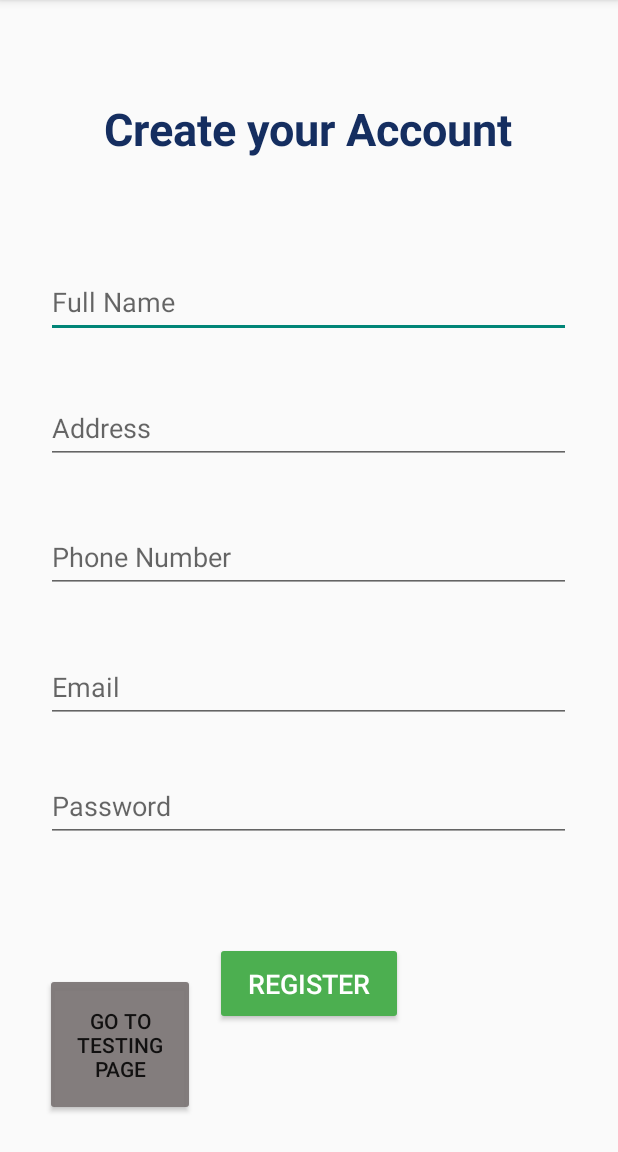
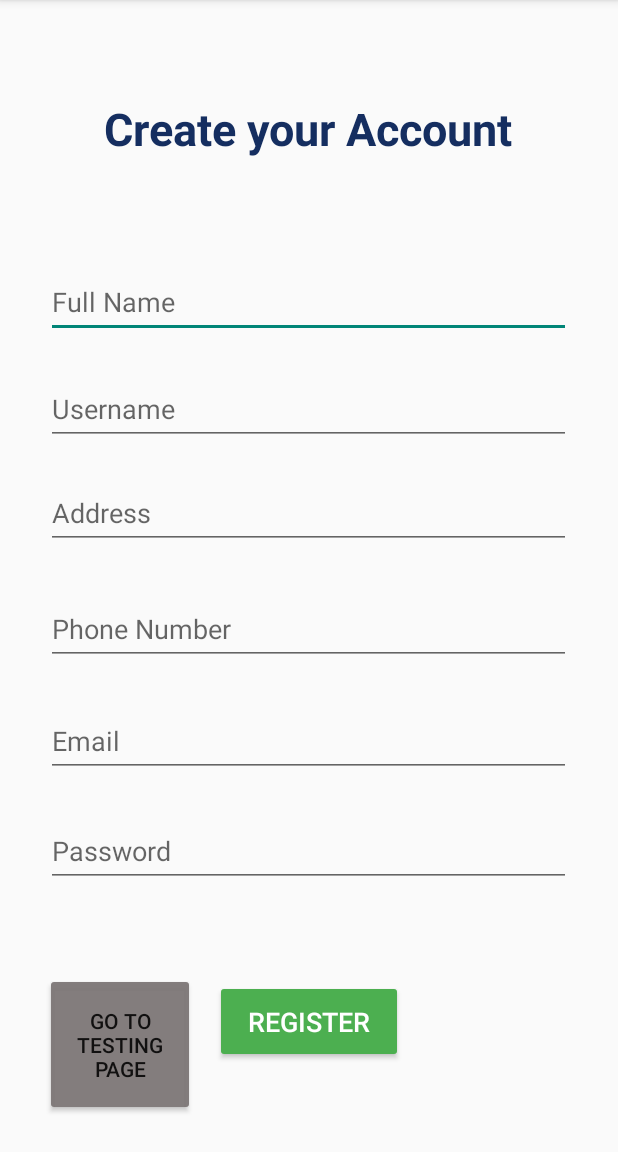
Before and after one commit to GeaByte/household-resale-android-app, an Android app: the RegisterActivity screen opened directly, with no data from a screen before it, on a phone screen of 412 x 824 dp, the part 84-1236 px from its top. Run offline under Robolectric (Android 15) with nearby library versions, the light colour scheme and no system bars; 1 statement that could not run was skipped.

Commit message:
RegisterActivity modified to get the values and insert them on the database.

```diff
--- a/app/src/main/java/com/example/g1_csis3175_002/RegisterActivity.java
+++ b/app/src/main/java/com/example/g1_csis3175_002/RegisterActivity.java
@@ -6,20 +6,52 @@ import android.content.Intent;
 import android.os.Bundle;
 import android.view.View;
 import android.widget.Button;
+import android.widget.EditText;
+import android.widget.Toast;
 
 public class RegisterActivity extends AppCompatActivity {
+    DatabaseHelper databaseHelper;
 
     @Override
     protected void onCreate(Bundle savedInstanceState) {
         super.onCreate(savedInstanceState);
         setContentView(R.layout.activity_register);
 
+        EditText name = findViewById(R.id.edName);
+        EditText username = findViewById(R.id.edUsername);
+        EditText address = findViewById(R.id.edAddress);
+        EditText phone = findViewById(R.id.edPhone);
+        EditText email = findViewById(R.id.edCreateEmail);
+        EditText password = findViewById(R.id.edCreatPassword);
         Button btTest = (Button) findViewById(R.id.btTest);
+        Button btRegister = (Button) findViewById(R.id.btCreatAcc);
+        databaseHelper = new DatabaseHelper(this);
         btTest.setOnClickListener(new View.OnClickListener() {
             @Override
             public void onClick(View v) {
                 startActivity(new Intent(RegisterActivity.this, TestingPages.class));
             }
         });
+
+        btRegister.setOnClickListener(new View.OnClickListener() {
+            boolean isInserted;
+            @Override
+            public void onClick(View v) {
+                isInserted = databaseHelper.addRecord(name.getText().toString(),
+                        username.getText().toString(),
+                        address.getText().toString(),
+                        Integer.parseInt(phone.getText().toString()),
+                        email.getText().toString(),
+                        password.getText().toString()
+                );
+
+                if(isInserted)
+                    Toast.makeText(RegisterActivity.this, "You are registered.",
+                            Toast.LENGTH_LONG).show();
+                else
+                    Toast.makeText(RegisterActivity.this,
+                            "Not able to register", Toast.LENGTH_LONG).show();
+            }
+        });
     }
 }
--- a/app/src/main/res/layout/activity_register.xml
+++ b/app/src/main/res/layout/activity_register.xml
@@ -43,6 +43,7 @@
         android:id="@+id/edAddress"
         android:layout_width="350dp"
         android:layout_height="48dp"
+        android:autofillHints=""
         android:ems="10"
         android:hint="@string/edAddress"
         android:inputType="text"
@@ -51,28 +52,13 @@
         app:layout_constraintHorizontal_bias="0.491"
         app:layout_constraintStart_toStartOf="parent"
         app:layout_constraintTop_toTopOf="parent"
-        app:layout_constraintVertical_bias="0.363"
-        android:autofillHints="" />
+        app:layout_constraintVertical_bias="0.442" />
 
     <EditText
-        android:id="@+id/edPhone"
+        android:id="@+id/edCreateEmail"
         android:layout_width="350dp"
         android:layout_height="48dp"
-        android:ems="10"
-        android:hint="@string/edPhone"
-        android:inputType="phone"
-        app:layout_constraintBottom_toBottomOf="parent"
-        app:layout_constraintEnd_toEndOf="parent"
-        app:layout_constraintHorizontal_bias="0.491"
-        app:layout_constraintStart_toStartOf="parent"
-        app:layout_constraintTop_toTopOf="parent"
-        app:layout_constraintVertical_bias="0.482"
-        android:autofillHints="" />
-
-    <EditText
-        android:id="@+id/edCreatEmail"
-        android:layout_width="350dp"
-        android:layout_height="48dp"
+        android:autofillHints=""
         android:ems="10"
         android:hint="@string/edEmail"
         android:inputType="textEmailAddress"
@@ -81,13 +67,13 @@
         app:layout_constraintHorizontal_bias="0.491"
         app:layout_constraintStart_toStartOf="parent"
         app:layout_constraintTop_toTopOf="parent"
-        app:layout_constraintVertical_bias="0.603"
-        android:autofillHints="" />
+        app:layout_constraintVertical_bias="0.653" />
 
     <EditText
         android:id="@+id/edCreatPassword"
         android:layout_width="350dp"
         android:layout_height="wrap_content"
+        android:autofillHints=""
         android:ems="10"
         android:hint="@string/edPassword"
         android:inputType="textPassword"
@@ -97,8 +83,22 @@
         app:layout_constraintHorizontal_bias="0.491"
         app:layout_constraintStart_toStartOf="parent"
         app:layout_constraintTop_toTopOf="parent"
-        app:layout_constraintVertical_bias="0.713"
-        android:autofillHints="" />
+        app:layout_constraintVertical_bias="0.755" />
+
+    <EditText
+        android:id="@+id/edPhone"
+        android:layout_width="350dp"
+        android:layout_height="48dp"
+        android:autofillHints=""
+        android:ems="10"
+        android:hint="@string/edPhone"
+        android:inputType="phone"
+        app:layout_constraintBottom_toBottomOf="parent"
+        app:layout_constraintEnd_toEndOf="parent"
+        app:layout_constraintHorizontal_bias="0.491"
+        app:layout_constraintStart_toStartOf="parent"
+        app:layout_constraintTop_toTopOf="parent"
+        app:layout_constraintVertical_bias="0.549" />
 
     <Button
         android:id="@+id/btCreatAcc"
@@ -112,7 +112,7 @@
         app:layout_constraintEnd_toEndOf="parent"
         app:layout_constraintStart_toStartOf="parent"
         app:layout_constraintTop_toTopOf="parent"
-        app:layout_constraintVertical_bias="0.881"
+        app:layout_constraintVertical_bias="0.917"
         tools:ignore="TextContrastCheck" />
 
     <Button
@@ -126,4 +126,19 @@
         app:layout_constraintEnd_toEndOf="parent"
         app:layout_constraintHorizontal_bias="0.096"
         app:layout_constraintStart_toStartOf="parent" />
+
+    <EditText
+        android:id="@+id/edUsername"
+        android:layout_width="350dp"
+        android:layout_height="48dp"
+        android:ems="10"
+        android:hint="@string/edUsername"
+        android:inputType="text"
+        app:layout_constraintBottom_toBottomOf="parent"
+        app:layout_constraintEnd_toEndOf="parent"
+        app:layout_constraintHorizontal_bias="0.491"
+        app:layout_constraintStart_toStartOf="parent"
+        app:layout_constraintTop_toTopOf="parent"
+        app:layout_constraintVertical_bias="0.345"
+        android:autofillHints="" />
 </androidx.constraintlayout.widget.ConstraintLayout>
```
